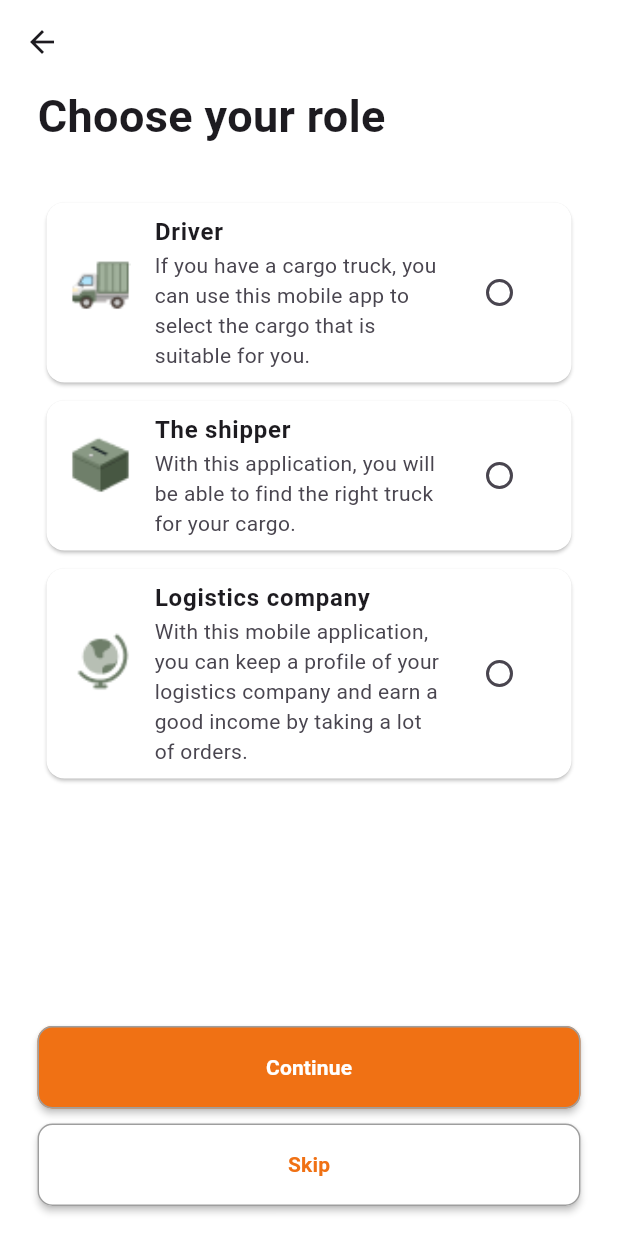
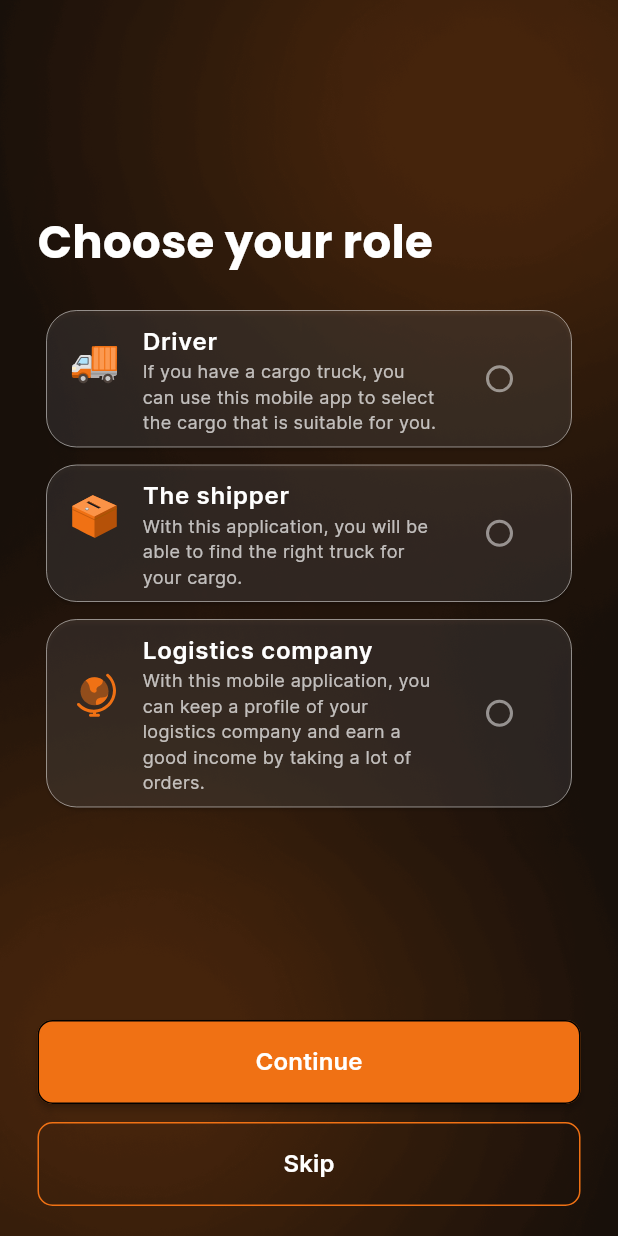
Before and after one commit to githubsobir/conx, a Flutter app: the UserCategory screen opened directly, on a phone screen of 412 x 824 dp. Run offline on Flutter 3.47's test engine with Material 3 defaults, Android fonts, the phone set to English and light mode, and no system bars; our stand-ins replace animated_bottom_navigation_bar, cached_network_image, calendar_date_picker2, dio, easy_localization, flutter_riverpod and 9 more; missing offline and left inert: connection_notifier, custom_info_window, masked_text_field; accounts and stored records are empty.

Commit message:
finish user category screen UI

```diff
--- a/lib/firts_part/login_reg/enter_page/user_category/user_category.dart
+++ b/lib/firts_part/login_reg/enter_page/user_category/user_category.dart
@@ -2,10 +2,16 @@ import 'package:conx/firts_part/login_reg/choose_page/main_auth_page.dart';
 import 'package:conx/firts_part/login_reg/enter_page/user_category/model_user_category.dart';
 import 'package:conx/root_and_unver_page/root_page.dart';
 import 'package:conx/theme/app_colors.dart';
+import 'package:conx/widgets/background_widget.dart';
+import 'package:conx/widgets/primary_button.dart';
 import 'package:conx/widgets/saved_box.dart';
+import 'package:conx/widgets/secondary_button.dart';
 import 'package:easy_localization/easy_localization.dart';
 import 'package:flutter/cupertino.dart';
 import 'package:flutter/material.dart';
+import 'package:flutter_svg/flutter_svg.dart';
+
+import '../../../../generated/assets.dart';
 
 class UserCategory extends StatefulWidget {
   const UserCategory({super.key});
@@ -22,52 +28,78 @@ class _UserCategoryState extends State<UserCategory> {
   @override
   Widget build(BuildContext context) {
     return Scaffold(
-      appBar: AppBar(
-        elevation: 0,
-        backgroundColor: Colors.white,
-      ),
-      backgroundColor: Colors.white,
-      body: SafeArea(
-        child: Container(
+      body: Stack(
+        children: [
+          const BackgroundWidget(),
+          Container(
             margin: const EdgeInsets.only(right: 25, left: 25),
             child: Column(
               crossAxisAlignment: CrossAxisAlignment.start,
               children: [
+                const SizedBox(
+                  height: 140,
+                ),
                 Text(
                   "chooseRoll".tr(),
-                style:
-                    const TextStyle(fontWeight: FontWeight.bold, fontSize: 30),
+                  style: const TextStyle(
+                      color: AppColors.white100,
+                      fontFamily: "Poppins",
+                      fontWeight: FontWeight.w700,
+                      fontSize: 30),
                 ),
-              const SizedBox(height: 30),
+                const SizedBox(height: 18),
                 Expanded(
                   child: ListView.builder(
                     itemCount: listModelUserCat.length,
                     itemBuilder: (context, index) => Card(
+                      shape: RoundedRectangleBorder(
+                          side: BorderSide(
+                            width: (lastIndex == index + 1) ? 1 : 0,
+                            color: (lastIndex == index + 1)
+                                ? AppColors.primaryButton
+                                : AppColors.white50,
+                          ),
+                          borderRadius: BorderRadius.circular(20.0)),
                       margin: const EdgeInsets.all(6),
-                    color: Colors.white,
+                      color: AppColors.white10,
                       child: ListTile(
                         leading: Column(
                           crossAxisAlignment: CrossAxisAlignment.start,
                           mainAxisAlignment: MainAxisAlignment.start,
                           children: [
-                          Image.asset(
+                            SvgPicture.asset(
                               listModelUserCat[index].imageAssetLink,
-                            height: 40,
-                            width: 40,
-                            fit: BoxFit.cover,
+                              height: 32,
+                              width: 32,
                               alignment: Alignment.topRight,
                             ),
                           ],
                         ),
                         title: Text(listModelUserCat[index].nameCategory,
-                          style: const TextStyle(fontWeight: FontWeight.bold)),
-                      subtitle: Text(listModelUserCat[index].textCategory),
+                            style: const TextStyle(
+                                fontWeight: FontWeight.w600,
+                                fontSize: 16,
+                                color: AppColors.white100,
+                                fontFamily: "Inter")),
+                        subtitle: Text(listModelUserCat[index].textCategory,
+                            style: const TextStyle(
+                                fontWeight: FontWeight.w400,
+                                fontSize: 12,
+                                color: AppColors.white70,
+                                fontFamily: "Inter")),
                         trailing: GestureDetector(
                           child: Radio(
+                              fillColor: MaterialStateColor.resolveWith(
+                                (Set<MaterialState> states) {
+                                  if (states.contains(MaterialState.selected)) {
+                                    return AppColors.primaryButton;
+                                  }
+                                  return AppColors.white50;
+                                },
+                              ),
                               value: textCheckBoxValue,
                               autofocus: false,
                               groupValue: listModelUserCat[index].nameCategory,
-                            activeColor: AppColors.colorBackground,
                               onChanged: (val) {
                                 textCheckBoxValue =
                                     listModelUserCat[index].nameCategory;
@@ -75,32 +107,32 @@ class _UserCategoryState extends State<UserCategory> {
 
                                 /// 1 haydovchi
                                 /// 2 yuk jo'natuvchi
-                              box.userType = index == 0?"Driver":"Client";
+                                box.userType = index == 0 ? "Driver" : "Client";
                               }),
                         ),
                         onTap: () {
                           textCheckBoxValue =
                               listModelUserCat[index].nameCategory;
-                        box.userType = (index+1).toString();
+                          box.userType = (index + 1).toString();
+                          lastIndex = index + 1;
                           setState(() {});
                         },
                       ),
                     ),
                   ),
                 ),
-              MaterialButton(
+                PrimaryButton(
+                  text: "continue".tr(),
                   onPressed: () {
                     textCheckBoxValue.length < 4
                         ? {
-                          ScaffoldMessenger.of(context).showSnackBar(
-
-                              SnackBar(
-
+                            ScaffoldMessenger.of(context).showSnackBar(SnackBar(
                               content: Text(
                                 "chooseRoll".tr(),
-                              style:const TextStyle(fontWeight: FontWeight.bold, color: Colors.white),
+                                style: const TextStyle(
+                                    fontWeight: FontWeight.bold,
+                                    color: Colors.white),
                               ),
-
                               duration: const Duration(milliseconds: 2500),
                               backgroundColor: Colors.black,
                             ))
@@ -111,18 +143,10 @@ class _UserCategoryState extends State<UserCategory> {
                               builder: (context) => const MainAuthPage(),
                             ));
                   },
-                height: 55,
-                minWidth: double.infinity,
-                color: AppColors.colorBackground,
-                shape: OutlineInputBorder(
-                    borderRadius: BorderRadius.circular(10),
-                    borderSide: const BorderSide(color: Colors.grey)),
-                child: Text("continue".tr(),
-                    style: const TextStyle(
-                        color: Colors.white, fontWeight: FontWeight.bold)),
                 ),
-              const SizedBox(height: 10),
-              MaterialButton(
+                const SizedBox(height: 12),
+                SecondaryButton(
+                  text: "skip".tr(),
                   onPressed: () {
                     Navigator.pushAndRemoveUntil(
                       context,
@@ -132,23 +156,12 @@ class _UserCategoryState extends State<UserCategory> {
                       (route) => false,
                     );
                   },
-                height: 55,
-                minWidth: double.infinity,
-                color: Colors.white,
-                shape: OutlineInputBorder(
-                    borderRadius: BorderRadius.circular(10),
-                    borderSide: const BorderSide(
-                      color: Colors.grey,
-                    )),
-                child: Text("skip".tr(),
-                    style: const TextStyle(
-                        color: AppColors.colorBackground,
-                        fontWeight: FontWeight.bold)),
                 ),
                 const SizedBox(height: 20),
               ],
             ),
-        ),
+          )
+        ],
       ),
     );
   }
@@ -158,21 +171,21 @@ class _UserCategoryState extends State<UserCategory> {
         id: 1,
         nameCategory: "driver".tr(),
         textCategory: "driverText".tr(),
-        imageAssetLink: "assets/images/truck.png",
+        imageAssetLink: Assets.iconsIcTruck,
         boolActive: false,
         note: "note"),
     ModelUserCategory(
         id: 1,
         nameCategory: "shipper".tr(),
         textCategory: "shipperText".tr(),
-        imageAssetLink: "assets/images/box_category.png",
+        imageAssetLink: Assets.iconsIcBox,
         boolActive: false,
         note: "note"),
     ModelUserCategory(
         id: 1,
         nameCategory: "logistics".tr(),
         textCategory: "logisticsText".tr(),
-        imageAssetLink: "assets/images/globus.png",
+        imageAssetLink: Assets.iconsIcGlobus,
         boolActive: false,
         note: "note")
   ];
--- a/lib/firts_part/login_reg/splash/splash_page.dart
+++ b/lib/firts_part/login_reg/splash/splash_page.dart
@@ -28,7 +28,7 @@ class SplashPage extends StatelessWidget {
           ),
           Align(
               alignment: Alignment.center,
-              child: Image.asset(Assets.imagesIcSplash)),
+              child: Image.asset(Assets.imagesImageSplash)),
           Align(
               alignment: Alignment.bottomCenter,
               child: Container(
--- a/lib/main.dart
+++ b/lib/main.dart
@@ -11,6 +11,8 @@ import 'package:flutter/material.dart';
 import 'package:flutter/services.dart';
 import 'package:flutter_riverpod/flutter_riverpod.dart';
 import 'package:hive_flutter/hive_flutter.dart';
+
+import 'firts_part/login_reg/enter_page/user_category/user_category.dart';
 
 class MyHttpOverrides extends HttpOverrides {
   @override
@@ -70,6 +72,6 @@ class MyApp extends ConsumerWidget {
         // darkTheme: darkMode,
         // theme: ligthMode,
         //   themeMode:  ref.watch(getTheme) ? ThemeMode.light : ThemeMode.dark,
-        home: const ChooseLang());
+        home: const UserCategory());
   }
 }
--- a/lib/theme/app_colors.dart
+++ b/lib/theme/app_colors.dart
@@ -4,6 +4,7 @@ class AppColors {
   static const Color colorBackground = Color.fromRGBO(240, 113, 20, 1);
   static const Color background = Color.fromRGBO(240, 113, 20, 1);
   static const Color white100 = Color.fromRGBO(255, 255, 255, 1);
+  static const Color white70 = Color.fromRGBO(255, 255, 255, 0.7);
   static const Color white50 = Color.fromRGBO(255, 255, 255, 0.5);
   static const Color white10 = Color.fromRGBO(255, 255, 255, 0.1);
   static const Color primaryButton = Color.fromRGBO(240, 113, 20, 1);
--- /dev/null
+++ b/lib/widgets/primary_button.dart
@@ -0,0 +1,30 @@
+import 'package:easy_localization/easy_localization.dart';
+import 'package:flutter/material.dart';
+
+import '../theme/app_colors.dart';
+
+class PrimaryButton extends StatelessWidget {
+  final String text;
+  final VoidCallback onPressed;
+
+  const PrimaryButton({super.key, required this.text, required this.onPressed});
+
+  @override
+  Widget build(BuildContext context) {
+    return MaterialButton(
+      onPressed: () {
+        onPressed();
+      },
+      height: 56,
+      minWidth: double.infinity,
+      color: AppColors.primaryButton,
+      shape: OutlineInputBorder(borderRadius: BorderRadius.circular(10)),
+      child: Text(text,
+          style: const TextStyle(
+              fontSize: 16,
+              fontFamily: "Inter",
+              color: Colors.white,
+              fontWeight: FontWeight.w600)),
+    );
+  }
+}
--- /dev/null
+++ b/lib/widgets/secondary_button.dart
@@ -0,0 +1,33 @@
+import 'package:easy_localization/easy_localization.dart';
+import 'package:flutter/material.dart';
+
+import '../theme/app_colors.dart';
+
+class SecondaryButton extends StatelessWidget {
+  final String text;
+  final VoidCallback onPressed;
+
+  const SecondaryButton(
+      {super.key, required this.text, required this.onPressed});
+
+  @override
+  Widget build(BuildContext context) {
+    return MaterialButton(
+      onPressed: () {
+        onPressed();
+      },
+      height: 56,
+      minWidth: double.infinity,
+      shape: OutlineInputBorder(
+          borderRadius: BorderRadius.circular(10),
+          borderSide:
+              const BorderSide(width: 1, color: AppColors.primaryButton)),
+      child: Text(text,
+          style: const TextStyle(
+              fontSize: 16,
+              fontFamily: "Inter",
+              color: Colors.white,
+              fontWeight: FontWeight.w600)),
+    );
+  }
+}
--- a/pubspec.yaml
+++ b/pubspec.yaml
@@ -34,6 +34,7 @@ dependencies:
   intl: ^0.18.1
   masked_text_field: ^1.0.2
   calendar_date_picker2: ^0.5.3
+  flutter_svg: ^2.0.10+1
 
 
 
@@ -48,6 +49,7 @@ flutter:
   assets:
     - assets/lang/
     - assets/images/
+    - assets/icons/
 
   fonts:
     - family: Poppins
```
Also changed, not shown: assets/icons/ic_box.svg (added), assets/icons/ic_globus.svg (added), assets/icons/ic_truck.svg (added), assets/images/box_category.png (deleted), assets/images/globus.png (deleted), assets/images/image_splash.png (renamed from assets/images/ic_splash.png), assets/images/truck.png (deleted), lib/generated/assets.dart, pubspec.lock. Lines whose indentation alone changed are shown as unchanged.
